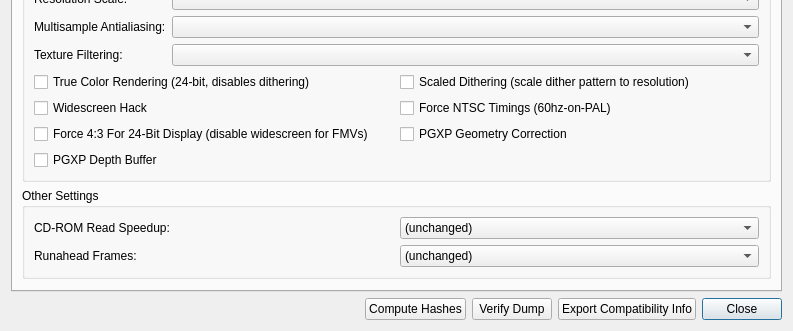
Before: the Qt Designer form src/duckstation-qt/gamepropertiesdialog.ui in kofxi3584karlayang/duckstation, drawn with Qt 5; both pictures show x 0 to 793 and y 336 to 667 of the 793 by 667 pixel window.
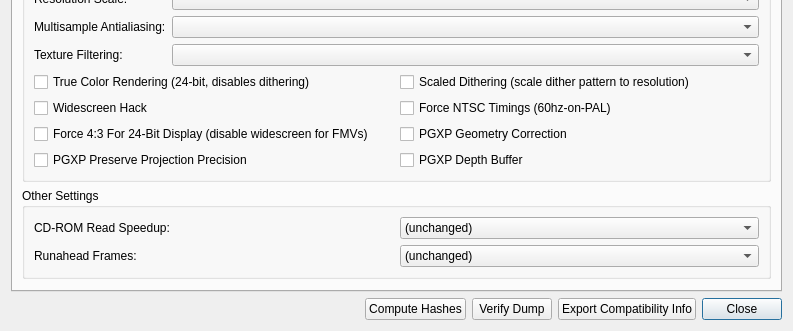
After: the same form once the commit is applied. The open tabs and pages were chosen to show the change. Icons and pictures are not drawn.

Commit message: GameSettings: Add PGXP projection precision

```diff
--- a/src/duckstation-qt/gamepropertiesdialog.ui
+++ b/src/duckstation-qt/gamepropertiesdialog.ui
@@ -417,6 +417,16 @@
              </widget>
             </item>
             <item row="3" column="0">
+             <widget class="QCheckBox" name="userPGXPProjectionPrecision">
+              <property name="text">
+               <string>PGXP Preserve Projection Precision</string>
+              </property>
+              <property name="tristate">
+               <bool>true</bool>
+              </property>
+             </widget>
+            </item>
+            <item row="3" column="1">
              <widget class="QCheckBox" name="userPGXPDepthBuffer">
               <property name="text">
                <string>PGXP Depth Buffer</string>
```
The commit also changes 5 other files.
